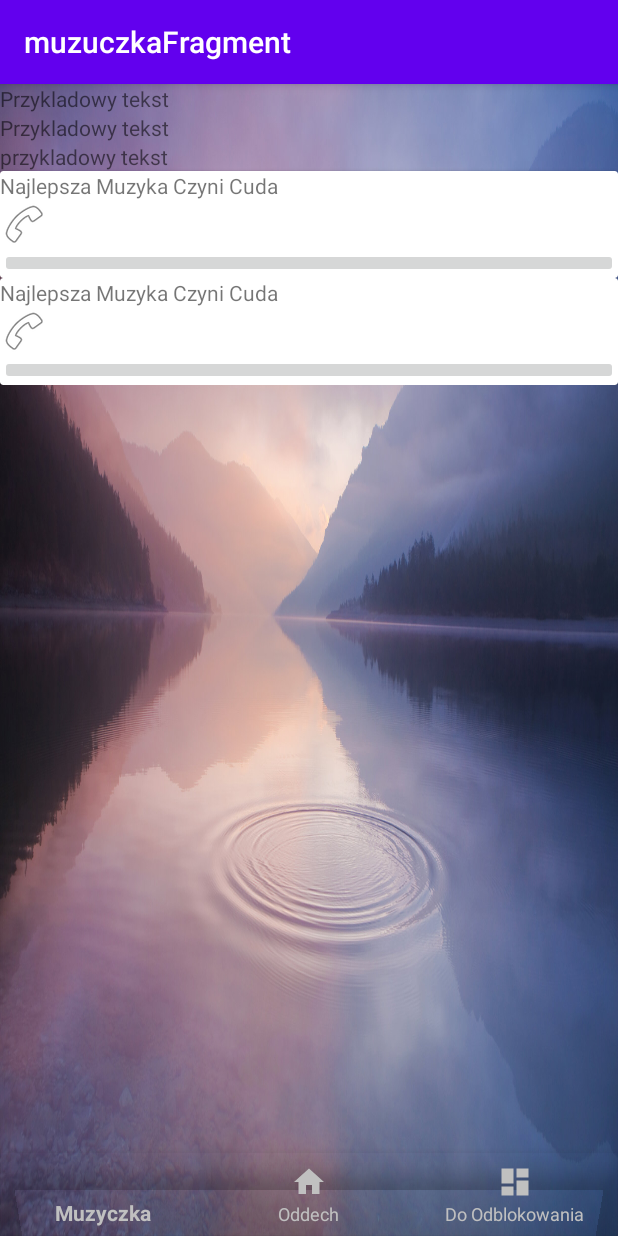
After one commit to Qutlet/Covdawn, an Android app: the SpotifyFragment screen opened through its navigation route, on a phone screen of 412 x 824 dp. The commit adds this screen. Run offline under Robolectric (Android 15) with nearby library versions, the light colour scheme and no system bars; our stand-ins replace navigation-ui; 2 statements that could not run were skipped.

Commit message:
SpotifyFragment przygotowane w rytm tanca eleny

```diff
--- a/app/src/main/java/com/example/covdown/covdownMain.java
+++ b/app/src/main/java/com/example/covdown/covdownMain.java
@@ -26,7 +26,7 @@ public class covdownMain extends AppCompatActivity {
         aktywnyUzytkownik.setNazwa(user);
         setContentView(R.layout.activity_covdown_main);
         BottomNavigationView navView = findViewById(R.id.BNV);
-        AppBarConfiguration appBarConfiguration = new AppBarConfiguration.Builder(R.id.oddechFragment, R.id.dlaCiebieFragment, R.id.doOdblokowaniaFragment).build();
+        AppBarConfiguration appBarConfiguration = new AppBarConfiguration.Builder(R.id.oddechFragment, R.id.muzuczkaFragment, R.id.doOdblokowaniaFragment).build();
         NavController navController = Navigation.findNavController(this, R.id.nav_host_fragment);
         NavigationUI.setupActionBarWithNavController(this, navController, appBarConfiguration);
         NavigationUI.setupWithNavController(navView, navController);
--- /dev/null
+++ b/app/src/main/java/com/example/covdown/ui/spotify/SpotifyFragment.java
@@ -0,0 +1,137 @@
+package com.example.covdown.ui.spotify;
+
+import android.os.Bundle;
+import android.provider.ContactsContract;
+import android.view.Gravity;
+import android.view.LayoutInflater;
+import android.view.View;
+import android.view.ViewGroup;
+import android.widget.FrameLayout;
+import android.widget.ImageButton;
+import android.widget.ImageView;
+import android.widget.LinearLayout;
+import android.widget.ScrollView;
+import android.widget.TextView;
+
+import androidx.annotation.NonNull;
+import androidx.annotation.Nullable;
+import androidx.cardview.widget.CardView;
+import androidx.fragment.app.Fragment;
+
+import com.example.covdown.R;
+
+import org.xmlpull.v1.XmlPullParser;
+
+import java.util.Objects;
+
+public class SpotifyFragment extends Fragment {
+
+    @Nullable
+    @Override
+    public View onCreateView(@NonNull LayoutInflater inflater, @Nullable ViewGroup container, @Nullable Bundle savedInstanceState) {
+
+        LinearLayout.LayoutParams doubleMatchParentParams = new LinearLayout.LayoutParams(LinearLayout.LayoutParams.MATCH_PARENT, LinearLayout.LayoutParams.MATCH_PARENT);
+        LinearLayout.LayoutParams matchParentWrapContentParams = new LinearLayout.LayoutParams(LinearLayout.LayoutParams.MATCH_PARENT, LinearLayout.LayoutParams.WRAP_CONTENT);
+        LinearLayout.LayoutParams doubleWrapContent = new LinearLayout.LayoutParams(ViewGroup.LayoutParams.WRAP_CONTENT, ViewGroup.LayoutParams.WRAP_CONTENT);
+        LinearLayout.LayoutParams wrapContentMatchParent = new LinearLayout.LayoutParams(ViewGroup.LayoutParams.WRAP_CONTENT, ViewGroup.LayoutParams.MATCH_PARENT);
+
+        FrameLayout spotifyFrameLayout = new FrameLayout(getContext());
+        spotifyFrameLayout.setLayoutParams(doubleMatchParentParams);
+
+        ScrollView spotifyScrollView = new ScrollView(getContext());
+        spotifyScrollView.setLayoutParams(doubleMatchParentParams);
+
+
+        LinearLayout linearLayoutScrollView = new LinearLayout(getContext());
+        linearLayoutScrollView.setLayoutParams(matchParentWrapContentParams);
+        linearLayoutScrollView.setOrientation(LinearLayout.VERTICAL);
+
+        TextView opis1 = new TextView(getContext());
+        opis1.setLayoutParams(matchParentWrapContentParams);
+        opis1.setText("Przykladowy tekst");
+        TextView opis2 = new TextView(getContext());
+        opis2.setLayoutParams(matchParentWrapContentParams);
+        opis2.setText("Przykladowy tekst");
+        TextView opis3 = new TextView(getContext());
+        opis3.setLayoutParams(matchParentWrapContentParams);
+        opis3.setText("przykladowy tekst");
+        linearLayoutScrollView.addView(opis1);
+        linearLayoutScrollView.addView(opis2);
+        linearLayoutScrollView.addView(opis3);
+
+        for (int i = 0; i < 2; i++) {
+            CardView playlistView = new CardView(requireContext());
+            doubleMatchParentParams.setMargins(0,0,0,25);
+            playlistView.setLayoutParams(doubleMatchParentParams);
+            doubleMatchParentParams.setMargins(0,0,0,0);
+
+            LinearLayout playlistLayout = new LinearLayout(getContext());
+            playlistLayout.setLayoutParams(doubleMatchParentParams);
+            playlistLayout.setOrientation(LinearLayout.VERTICAL);
+
+            LinearLayout playlistNameLayout = new LinearLayout(getContext());
+            playlistNameLayout.setLayoutParams(doubleMatchParentParams);
+            playlistNameLayout.setOrientation(LinearLayout.HORIZONTAL);
+
+            TextView playlistName = new TextView(getContext());
+            doubleWrapContent.weight = 1;
+            playlistName.setLayoutParams(doubleWrapContent);
+            playlistName.setText("Najlepsza Muzyka Czyni Cuda");
+
+            playlistNameLayout.addView(playlistName);
+
+            LinearLayout playlistInfoLayout = new LinearLayout(getContext());
+            playlistInfoLayout.setLayoutParams(doubleMatchParentParams);
+            playlistInfoLayout.setOrientation(LinearLayout.HORIZONTAL);
+
+            TextView playlistInfo = new TextView(getContext());
+            wrapContentMatchParent.weight = 2;
+            playlistInfo.setLayoutParams(wrapContentMatchParent);
+            wrapContentMatchParent.weight = 0;
+            playlistInfo.setGravity(Gravity.CENTER);
+            playlistInfo.setTextAlignment(View.TEXT_ALIGNMENT_VIEW_START);
+
+            ImageView playlistImage = new ImageView(getContext());
+            playlistImage.setImageResource(android.R.drawable.ic_menu_call);
+            playlistImage.setLayoutParams(doubleWrapContent);
+            doubleWrapContent.weight = 0;
+
+            playlistInfoLayout.addView(playlistInfo);
+            playlistInfoLayout.addView(playlistImage);
+
+            LinearLayout playlistPlayButtonLayout = new LinearLayout(getContext());
+            playlistPlayButtonLayout.setLayoutParams(doubleMatchParentParams);
+            playlistPlayButtonLayout.setOrientation(LinearLayout.HORIZONTAL);
+
+            ImageButton playlistPlayButton = new ImageButton(getContext());
+            doubleMatchParentParams.weight = 1;
+            playlistPlayButton.setLayoutParams(doubleMatchParentParams);
+            doubleMatchParentParams.weight = 0;
+
+            playlistPlayButtonLayout.addView(playlistPlayButton);
+
+            playlistLayout.addView(playlistNameLayout);
+            playlistLayout.addView(playlistInfoLayout);
+            playlistLayout.addView(playlistPlayButtonLayout);
+
+            playlistView.addView(playlistLayout);
+            linearLayoutScrollView.addView(playlistView);
+        }
+
+
+
+
+
+        spotifyScrollView.addView(linearLayoutScrollView);
+
+        spotifyFrameLayout.addView(spotifyScrollView);
+
+
+        //View root = inflater.inflate((XmlPullParser) spotifyFrameLayout,container,false);
+
+        View root = spotifyFrameLayout;
+
+
+        return root;
+    }
+}
--- a/app/src/main/res/menu/bottom_nav_menu.xml
+++ b/app/src/main/res/menu/bottom_nav_menu.xml
@@ -1,14 +1,14 @@
 <?xml version="1.0" encoding="utf-8"?>
-<menu xmlns:android="http://schemas.android.com/apk/res/android">
+<menu xmlns:app="http://schemas.android.com/apk/res-auto"
+    xmlns:android="http://schemas.android.com/apk/res/android">
 
+    <item
+        android:id="@+id/muzuczkaFragment"
+        android:title="@string/title_muzyczka" />
     <item
         android:id="@+id/oddechFragment"
         android:icon="@drawable/ic_home_black_24dp"
         android:title="@string/title_oddech" />
-    <item
-        android:id="@+id/dlaCiebieFragment"
-        android:icon="@drawable/ic_home_black_24dp"
-        android:title="@string/title_dla_ciebie" />
     <item
         android:id="@+id/doOdblokowaniaFragment"
         android:icon="@drawable/ic_dashboard_black_24dp"
--- a/app/src/main/res/navigation/mobile_navigation.xml
+++ b/app/src/main/res/navigation/mobile_navigation.xml
@@ -6,10 +6,10 @@
     app:startDestination="@id/oddechFragment">
 
     <fragment
-        android:id="@+id/dlaCiebieFragment"
-        android:name="com.example.covdown.ui.dlaCiebie.DlaCiebieFragment"
-        android:label="dla_ciebie_fragment"
-        tools:layout="@layout/dla_ciebie_fragment" />
+        android:id="@+id/muzuczkaFragment"
+        android:name="com.example.covdown.ui.spotify.SpotifyFragment"
+        android:label="muzuczkaFragment"
+        tools:layout="@layout/spotify_fragment" />
     <fragment
         android:id="@+id/oddechFragment"
         android:name="com.example.covdown.ui.oddech.OddechFragment"
```
Also changed, not shown: app/src/main/java/com/example/covdown/ui/dlaCiebie/DlaCiebieFragment.java (deleted, +0 -385 lines), app/src/main/java/com/example/covdown/ui/dlaCiebie/DlaCiebieViewModel.java (deleted, +0 -7 lines), app/src/main/res/layout/activity_login.xml (+6 -4 lines), app/src/main/res/layout/spotify_fragment.xml (renamed from app/src/main/res/layout/dla_ciebie_fragment.xml, +28 -43 lines).
